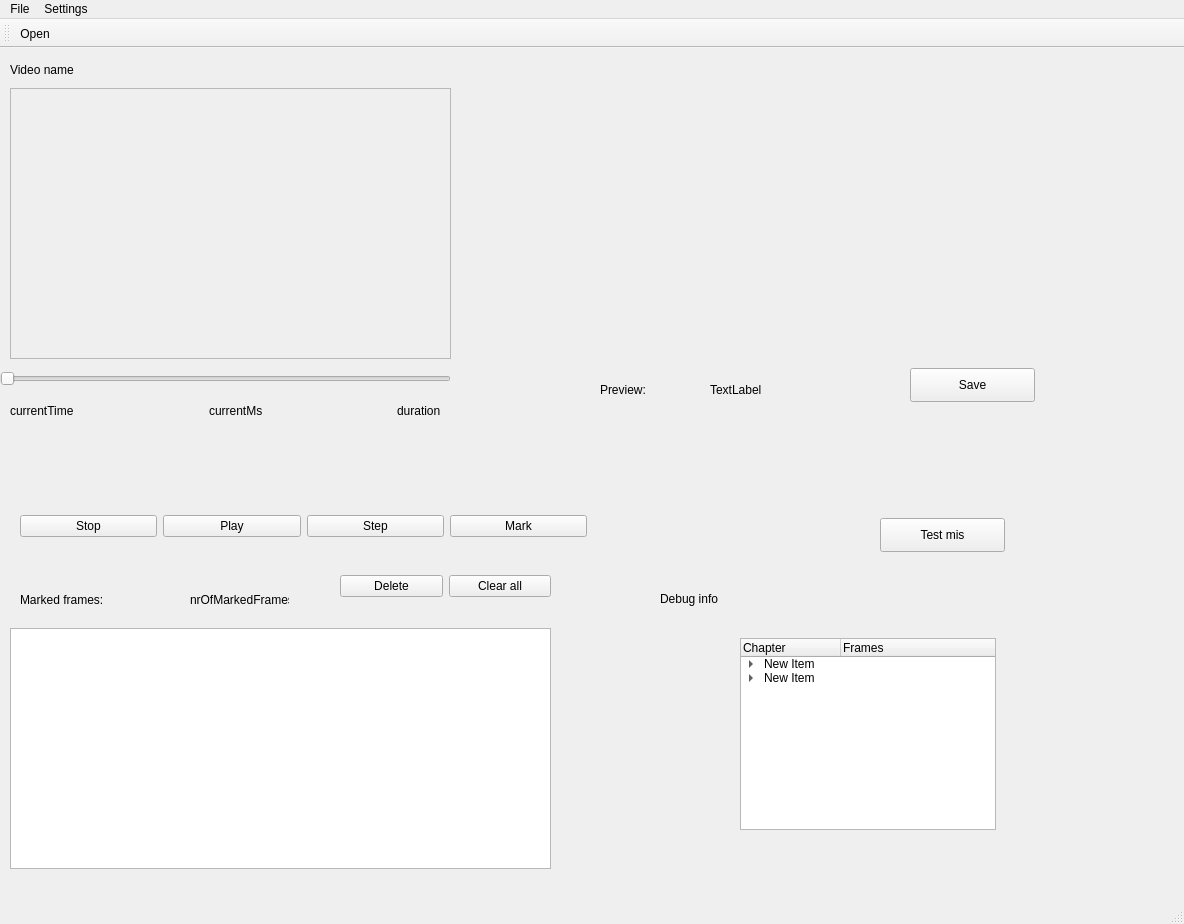
Before: the Qt Designer form resouces/videothumbnailer.ui in LechnerMartin/videothumbnailer, drawn with Qt 5.
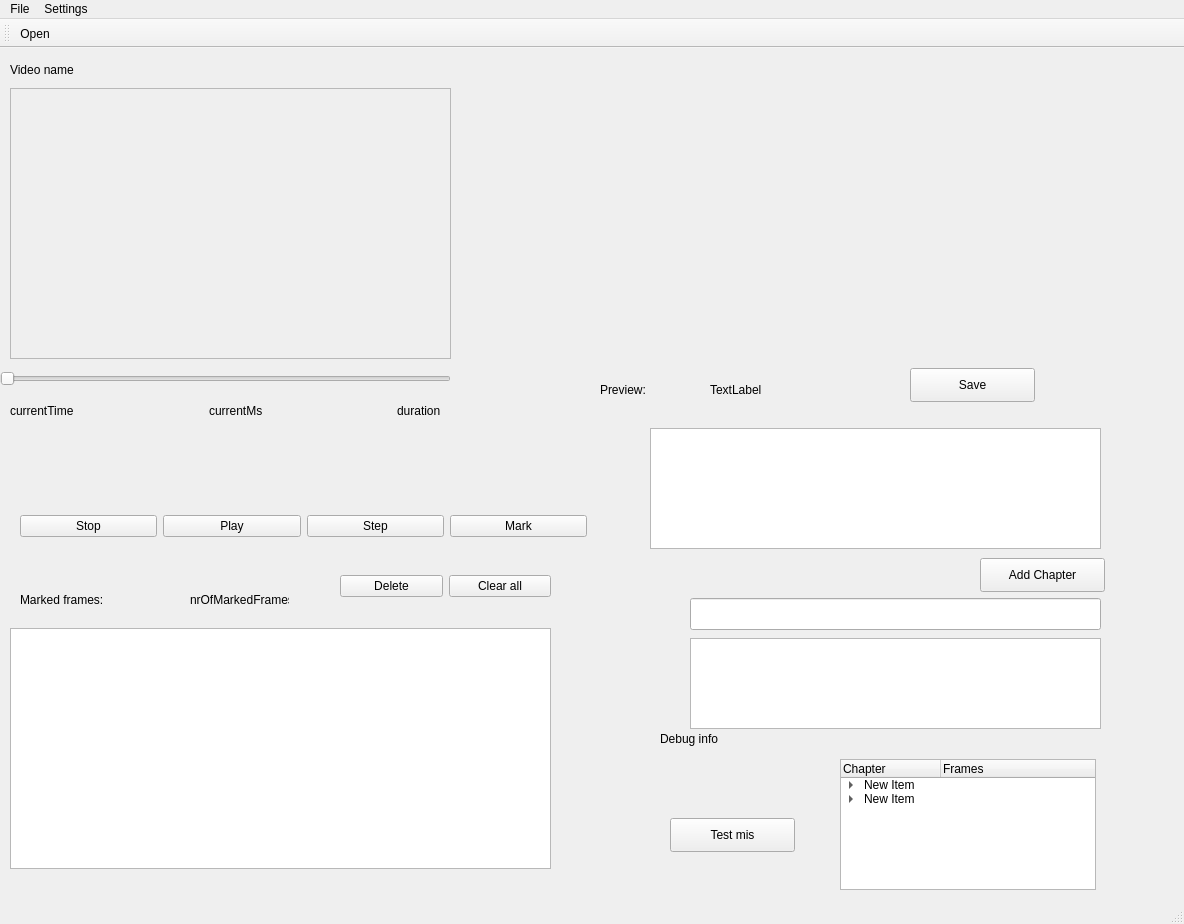
After: the same form once the commit is applied.

```diff
--- a/resouces/videothumbnailer.ui
+++ b/resouces/videothumbnailer.ui
@@ -30,10 +30,10 @@
    <widget class="QTreeWidget" name="treeWidget">
     <property name="geometry">
      <rect>
-      <x>740</x>
-      <y>590</y>
+      <x>840</x>
+      <y>711</y>
       <width>256</width>
-      <height>192</height>
+      <height>131</height>
      </rect>
     </property>
     <column>
@@ -154,8 +154,8 @@
    <widget class="QPushButton" name="pushButtonTest">
     <property name="geometry">
      <rect>
-      <x>880</x>
-      <y>470</y>
+      <x>670</x>
+      <y>770</y>
       <width>125</width>
       <height>34</height>
      </rect>
@@ -191,7 +191,7 @@
     <property name="geometry">
      <rect>
       <x>660</x>
-      <y>540</y>
+      <y>680</y>
       <width>441</width>
       <height>21</height>
      </rect>
@@ -268,7 +268,7 @@
      <enum>Qt::Horizontal</enum>
     </property>
    </widget>
-   <widget class="QWidget" name="">
+   <widget class="QWidget" name="layoutWidget">
     <property name="geometry">
      <rect>
       <x>340</x>
@@ -297,7 +297,7 @@
      </item>
     </layout>
    </widget>
-   <widget class="QWidget" name="">
+   <widget class="QWidget" name="layoutWidget">
     <property name="geometry">
      <rect>
       <x>10</x>
@@ -356,6 +356,49 @@
      </item>
     </layout>
    </widget>
+   <widget class="QPushButton" name="buttonAddChapter">
+    <property name="geometry">
+     <rect>
+      <x>980</x>
+      <y>510</y>
+      <width>125</width>
+      <height>34</height>
+     </rect>
+    </property>
+    <property name="text">
+     <string>Add Chapter</string>
+    </property>
+   </widget>
+   <widget class="QLineEdit" name="lineEditChapterTitel">
+    <property name="geometry">
+     <rect>
+      <x>690</x>
+      <y>550</y>
+      <width>411</width>
+      <height>32</height>
+     </rect>
+    </property>
+   </widget>
+   <widget class="QListWidget" name="listChapters">
+    <property name="geometry">
+     <rect>
+      <x>650</x>
+      <y>380</y>
+      <width>451</width>
+      <height>121</height>
+     </rect>
+    </property>
+   </widget>
+   <widget class="QPlainTextEdit" name="textEditChapterDescription">
+    <property name="geometry">
+     <rect>
+      <x>690</x>
+      <y>590</y>
+      <width>411</width>
+      <height>91</height>
+     </rect>
+    </property>
+   </widget>
   </widget>
   <widget class="QMenuBar" name="menubar">
    <property name="geometry">
```
